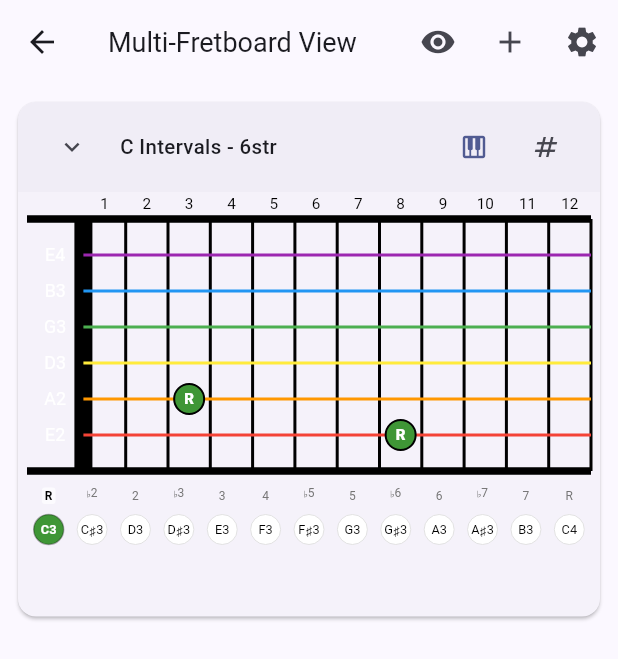
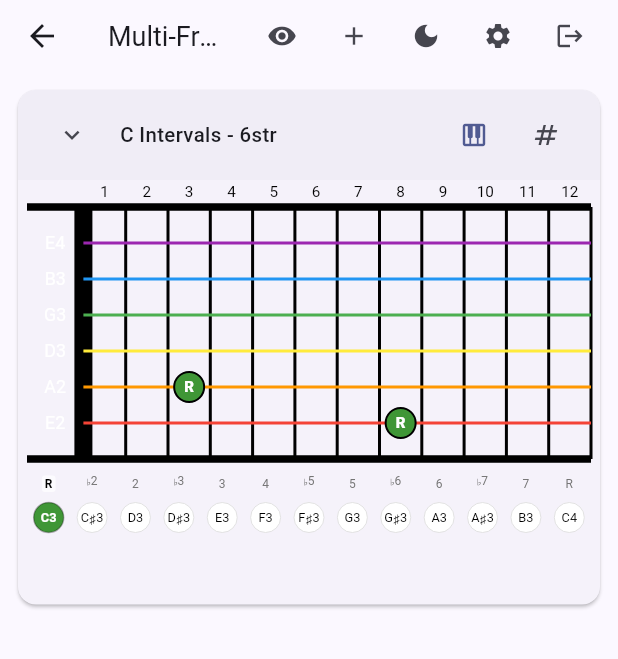
Before and after one commit to big-al188/theorie, a Flutter app: the FretboardPage screen opened directly, on a phone screen of 412 x 824 dp. Shown: the top 659 px of the screen. Run offline on Flutter 3.47's test engine with Material 3 defaults, Android fonts, the phone set to English and light mode, and no system bars; our stand-ins replace shared_preferences; accounts and stored records are empty.

Commit message:
Sync from GitLab d12a3c8c - Updated Theorie App Bar and fretboard page usage +

```diff
--- a/lib/views/pages/fretboard_page.dart
+++ b/lib/views/pages/fretboard_page.dart
@@ -7,6 +7,7 @@ import '../../models/fretboard/fretboard_instance.dart';
 import '../../models/music/chord.dart';
 import '../../models/music/note.dart';
 import '../../constants/ui_constants.dart';
+import '../widgets/common/app_bar.dart';
 import '../widgets/fretboard/fretboard_widget.dart';
 import '../widgets/controls/fretboard_controls.dart';
 import '../dialogs/settings_dialog.dart';
@@ -124,33 +125,26 @@ class _FretboardPageState extends State<FretboardPage> {
     return Consumer<AppState>(
       builder: (context, state, child) {
         return Scaffold(
-          appBar: AppBar(
-            title: Text(
-              'Multi-Fretboard View',
-              style: TextStyle(
-                fontSize: deviceType == DeviceType.mobile ? 18.0 : 20.0,
-              ),
-            ),
+          appBar: TheorieAppBar(
+            title: 'Multi-Fretboard View',
             actions: [
+              // Page-specific actions - these appear BEFORE common actions
               IconButton(
                 icon: Icon(
-                    _cleanViewMode ? Icons.visibility_off : Icons.visibility),
+                  _cleanViewMode ? Icons.visibility_off : Icons.visibility,
+                ),
                 tooltip: _cleanViewMode
                     ? 'Show Controls'
                     : 'Hide Controls (Clean View)',
                 onPressed: _toggleCleanView,
               ),
-              if (!_cleanViewMode) ...[
+              if (!_cleanViewMode)
                 IconButton(
                   icon: const Icon(Icons.add),
                   tooltip: 'Add Fretboard',
                   onPressed: _addFretboard,
                 ),
-                IconButton(
-                  icon: const Icon(Icons.settings),
-                  onPressed: () => showSettingsDialog(context),
-                ),
-              ],
+              // Theme toggle, Settings, and Logout will be added automatically
             ],
           ),
           body: _fretboards.isEmpty
--- a/lib/views/widgets/common/app_bar.dart
+++ b/lib/views/widgets/common/app_bar.dart
@@ -1,20 +1,27 @@
-// lib/views/widgets/common/app_bar.dart
+// Enhanced lib/views/widgets/common/app_bar.dart
 import 'package:flutter/material.dart';
+import 'package:provider/provider.dart';
+import '../../../models/app_state.dart';
 import '../../../models/fretboard/fretboard_config.dart';
 import '../../../constants/ui_constants.dart';
 import '../../dialogs/settings_dialog.dart';
+import '../../pages/login_page.dart';
 
-/// Common app bar for the application with responsive design
+/// Common app bar for the application with responsive design and quick actions
 class TheorieAppBar extends StatelessWidget implements PreferredSizeWidget {
   final String title;
   final List<Widget>? actions;
   final bool showSettings;
+  final bool showLogout;
+  final bool showThemeToggle;
 
   const TheorieAppBar({
     super.key,
     required this.title,
     this.actions,
     this.showSettings = true,
+    this.showLogout = true,
+    this.showThemeToggle = true,
   });
 
   @override
@@ -68,7 +75,10 @@ class TheorieAppBar extends StatelessWidget implements PreferredSizeWidget {
     final appBarHeight = getAppBarHeight(screenWidth);
     final iconSize = getIconSize(screenWidth);
     final titleFontSize = getTitleFontSize(screenWidth);
+    final deviceType = ResponsiveConstants.getDeviceType(screenWidth);
 
+    return Consumer<AppState>(
+      builder: (context, appState, child) {
         return PreferredSize(
           preferredSize: Size.fromHeight(appBarHeight),
           child: AppBar(
@@ -77,20 +87,138 @@ class TheorieAppBar extends StatelessWidget implements PreferredSizeWidget {
               style: TextStyle(fontSize: titleFontSize),
             ),
             toolbarHeight: appBarHeight,
-        actions: [
-          if (actions != null)
-            ...actions!.map(
-                (action) => _wrapActionWithResponsiveSize(action, iconSize)),
-          if (showSettings)
+            actions: _buildActionsList(context, appState, iconSize, titleFontSize, deviceType),
+          ),
+        );
+      },
+    );
+  }
+
+  /// Build the complete actions list with proper ordering and responsive sizing
+  List<Widget> _buildActionsList(
+    BuildContext context,
+    AppState appState,
+    double iconSize,
+    double titleFontSize,
+    DeviceType deviceType
+  ) {
+    final actionsList = <Widget>[];
+
+    // 1. Add custom page-specific actions first (leftmost position)
+    if (actions != null) {
+      actionsList.addAll(
+        actions!.map((action) => _wrapActionWithResponsiveSize(action, iconSize))
+      );
+    }
+
+    // 2. Add common quick access actions (middle positions)
+
+    // Theme toggle button (quick access)
+    if (showThemeToggle) {
+      actionsList.add(
+        IconButton(
+          icon: Icon(
+            appState.isDarkMode ? Icons.light_mode : Icons.dark_mode,
+          ),
+          iconSize: iconSize,
+          tooltip: appState.isDarkMode
+              ? 'Switch to Light Theme'
+              : 'Switch to Dark Theme',
+          onPressed: () => appState.toggleTheme(),
+        ),
+      );
+    }
+
+    // Settings button
+    if (showSettings) {
+      actionsList.add(
         IconButton(
           icon: const Icon(Icons.settings),
           iconSize: iconSize,
           tooltip: 'Settings',
           onPressed: () => showSettingsDialog(context),
         ),
+      );
+    }
+
+    // 3. Add logout button (second to last position)
+    if (showLogout && appState.currentUser != null && !appState.currentUser!.isDefaultUser) {
+      actionsList.add(
+        IconButton(
+          icon: const Icon(Icons.logout),
+          iconSize: iconSize,
+          tooltip: 'Logout',
+          onPressed: () => _handleLogout(context, appState, deviceType),
+        ),
+      );
+    }
+
+    // 4. Add user indicator for mobile (rightmost position)
+    if (deviceType == DeviceType.mobile &&
+        appState.currentUser != null &&
+        !appState.currentUser!.isDefaultUser) {
+      actionsList.add(
+        Padding(
+          padding: const EdgeInsets.only(right: 8.0),
+          child: Center(
+            child: Text(
+              appState.currentUser!.username.length > 8
+                  ? '${appState.currentUser!.username.substring(0, 8)}...'
+                  : appState.currentUser!.username,
+              style: TextStyle(
+                fontSize: titleFontSize - 4,
+                fontWeight: FontWeight.w500,
+              ),
+            ),
+          ),
+        ),
+      );
+    }
+
+    return actionsList;
+  }
+  Future<void> _handleLogout(BuildContext context, AppState appState, DeviceType deviceType) async {
+    final confirmed = await showDialog<bool>(
+      context: context,
+      builder: (context) => AlertDialog(
+        title: Text(
+          'Logout',
+          style: TextStyle(
+            fontSize: deviceType == DeviceType.mobile ? 18.0 : 20.0,
+          ),
+        ),
+        content: Text(
+          'Are you sure you want to logout?',
+          style: TextStyle(
+            fontSize: deviceType == DeviceType.mobile ? 14.0 : 16.0,
+          ),
+        ),
+        actions: [
+          TextButton(
+            onPressed: () => Navigator.of(context).pop(false),
+            child: const Text('Cancel'),
+          ),
+          TextButton(
+            onPressed: () => Navigator.of(context).pop(true),
+            style: TextButton.styleFrom(
+              foregroundColor: Colors.red,
+            ),
+            child: const Text('Logout'),
+          ),
         ],
       ),
     );
+
+    if (confirmed == true && context.mounted) {
+      await appState.logout();
+
+      if (context.mounted) {
+        Navigator.of(context).pushAndRemoveUntil(
+          MaterialPageRoute(builder: (_) => const LoginPage()),
+          (route) => false,
+        );
+      }
+    }
   }
 
   /// Wrap action widgets with responsive icon sizes if they are IconButtons
@@ -139,17 +267,13 @@ class ViewModeToggle extends StatelessWidget {
                     : Text(
                         mode.displayName,
                         style: TextStyle(
-                          fontSize:
-                              deviceType == DeviceType.mobile ? 12.0 : 14.0,
+                          fontSize: deviceType == DeviceType.mobile ? 10.0 : 12.0,
                         ),
                       ),
                 icon: Icon(
-                  _getIconForMode(mode),
-                  size: iconSize,
+                  _getIconForViewMode(mode),
+                  size: iconSize - 4,
                 ),
-                tooltip: isCompact
-                    ? mode.displayName
-                    : null, // Add tooltip for mobile
               ))
           .toList(),
       selected: {currentMode},
@@ -158,27 +282,17 @@ class ViewModeToggle extends StatelessWidget {
           onChanged(selected.first);
         }
       },
-      style: SegmentedButton.styleFrom(
-        padding: EdgeInsets.symmetric(
-          horizontal: deviceType == DeviceType.mobile ? 8.0 : 12.0,
-          vertical: deviceType == DeviceType.mobile ? 4.0 : 8.0,
-        ),
-        minimumSize: Size(
-          deviceType == DeviceType.mobile ? 32.0 : 40.0,
-          deviceType == DeviceType.mobile ? 32.0 : 40.0,
-        ),
-      ),
     );
   }
 
-  IconData _getIconForMode(ViewMode mode) {
+  IconData _getIconForViewMode(ViewMode mode) {
     switch (mode) {
-      case ViewMode.intervals:
-        return Icons.numbers;
       case ViewMode.scales:
         return Icons.music_note;
       case ViewMode.chords:
         return Icons.piano;
+      case ViewMode.intervals:
+        return Icons.straighten;
     }
   }
 }
```
Also changed, not shown: lib/views/pages/topic_detail_page.dart (+21 -10 lines). Lines whose indentation alone changed are shown as unchanged.
